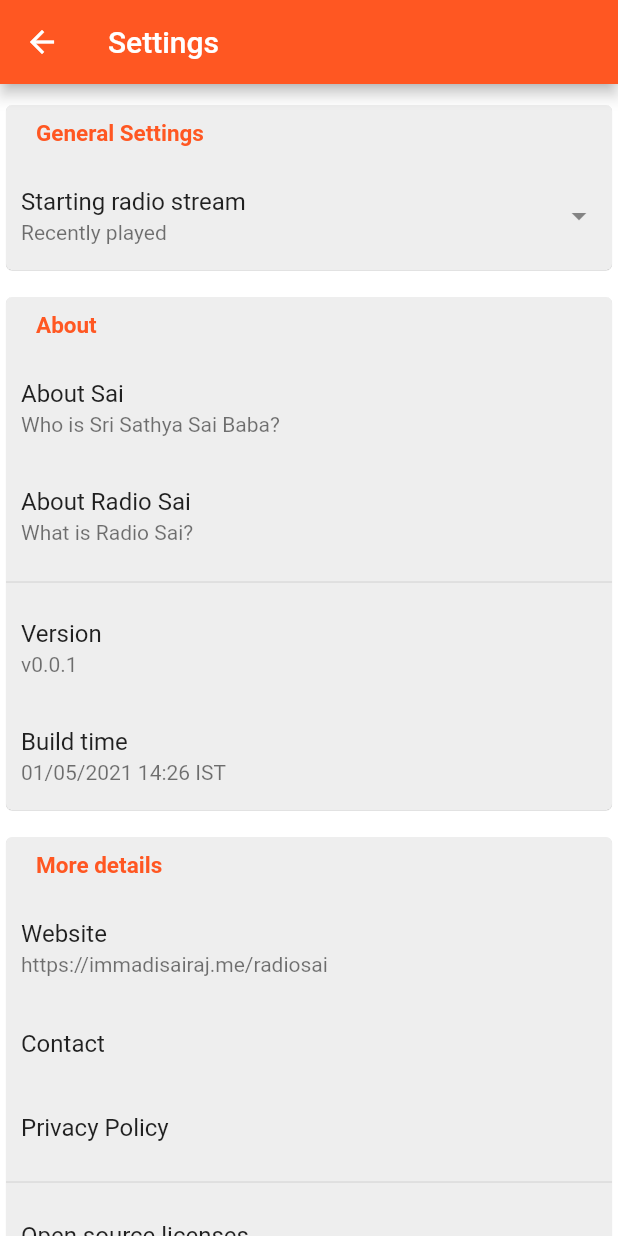
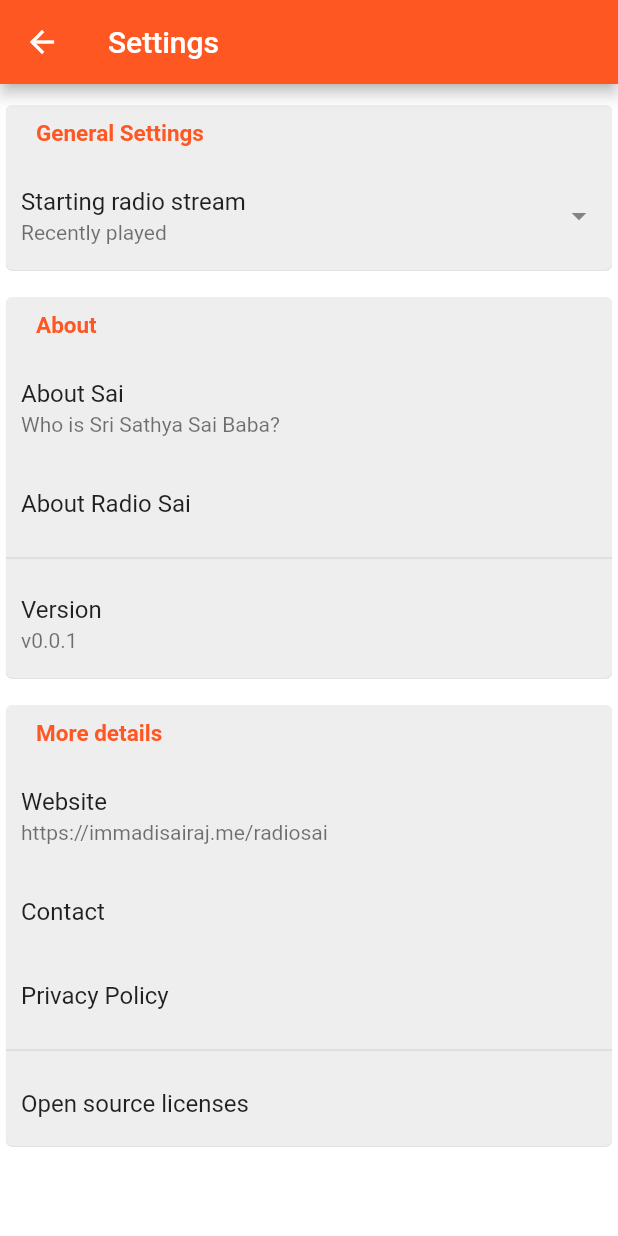
Before and after one commit to immadisairaj/radiosai, a Flutter app: the Settings screen opened directly, after a tap on "About Radio Sai", on a phone screen of 412 x 824 dp. Run offline on Flutter 3.47's test engine with Material 2 defaults, Android fonts, the phone set to English and light mode, and no system bars; our stand-ins replace audio_service, internet_connection_checker, just_audio, package_info, rxdart, shared_preferences and 3 more; missing offline and left inert: flutter_custom_tabs; accounts and stored records are empty; network calls fail; statements that could not run were skipped.

Commit message:
handle radio stream change when playing and more
- update screenshots
- add radio player flow in readme
- remove build time in settings
- change appbar theme brightness
- refactor code

```diff
--- a/lib/audio_service/radio_player_task.dart
+++ b/lib/audio_service/radio_player_task.dart
@@ -49,8 +49,7 @@
     // start playing before loading so that we can stop the player before itself
     _player.play();
     // setting the player source and when loads, it automatically plays
-    await _player
-        .setAudioSource(AudioSource.uri(Uri.parse(params['audioSource'])));
+    await _player.setAudioSource(AudioSource.uri(Uri.parse(mediaItem.id)));
     return super.onStart(params);
   }
 
--- a/lib/constants/constants.dart
+++ b/lib/constants/constants.dart
@@ -5,9 +5,6 @@
       context.dependOnInheritedWidgetOfExactType<MyConstants>();
 
   const MyConstants({Widget child, Key key}) : super(key: key, child: child);
-
-  // TODO: change the build time after every build or get a way
-  final String buldTime = '01/05/2021 14:26 IST';
 
   // The list of radio sai stream sources
   final List<String> radioStreamLink = const [
--- a/lib/main.dart
+++ b/lib/main.dart
@@ -50,6 +50,9 @@
         debugShowCheckedModeBanner: false,
         theme: ThemeData(
           primarySwatch: Colors.deepOrange,
+          appBarTheme: AppBarTheme(
+            brightness: Brightness.dark,
+          ),
         ),
         home: AudioServiceWidget(child: Home()),
       ),
--- a/lib/screens/radio/radio_player.dart
+++ b/lib/screens/radio/radio_player.dart
@@ -87,7 +87,8 @@
     // handle the pause and play button
     _handlePlayingState(widget.isPlaying);
     // handle the stream change when it is changed
-    _handleRadioStreamChange(widget.radioStreamIndex);
+    _handleRadioStreamChange(
+        widget.radioStreamIndex, widget.isPlaying, widget.radioLoadingBloc);
     double height = MediaQuery.of(context).size.height;
     double width = MediaQuery.of(context).size.width;
     bool isBigScreen = (height * 0.1 >= 50); // 3/4 screen
@@ -357,8 +358,8 @@
     AudioService.play();
   }
 
-  void stopRadioService() {
-    AudioService.stop();
+  Future<void> stopRadioService() async {
+    await AudioService.stop();
   }
 
   // handle the player when pause/play button is pressed
@@ -404,11 +405,22 @@
   }
 
   // handle the player when radio stream changes
-  void _handleRadioStreamChange(int radioStreamIndex) {
+  void _handleRadioStreamChange(int radioStreamIndex, bool isPlaying,
+      RadioLoadingBloc loadingStreamBloc) async {
     // if the the index is changed, stop the radio service
     if (_tempRadioStreamIndex != radioStreamIndex) {
       widget.radioLoadingBloc.changeLoadingState.add(false);
-      stopRadioService();
+      // load and play the new stream when the user is playing
+      // stop and play the stream
+      if (isPlaying) {
+        await stopRadioService();
+        loadingStreamBloc.changeLoadingState.add(true);
+        initRadioService(radioStreamIndex);
+      } else {
+        // if the index is changed when user is not playing
+        // then, stop the player
+        await stopRadioService();
+      }
     }
   }
 }
--- a/lib/screens/sai_inspires/sai_inspires.dart
+++ b/lib/screens/sai_inspires/sai_inspires.dart
@@ -49,7 +49,6 @@
     return Scaffold(
       appBar: AppBar(
         title: Text('Sai Inspires'),
-        brightness: Brightness.dark,
         actions: <Widget>[
           IconButton(
             icon: Icon(Icons.copy_outlined),
--- a/lib/screens/settings/settings.dart
+++ b/lib/screens/settings/settings.dart
@@ -1,7 +1,6 @@
 import 'package:flutter/cupertino.dart';
 import 'package:flutter/material.dart';
 import 'package:package_info/package_info.dart';
-import 'package:radiosai/constants/constants.dart';
 import 'package:radiosai/screens/settings/starting_radio_stream.dart';
 import 'package:radiosai/widgets/browser.dart';
 import 'package:radiosai/widgets/settings/settings_section.dart';
@@ -46,7 +45,6 @@
     return Scaffold(
       appBar: AppBar(
         title: Text('Settings'),
-        brightness: Brightness.dark,
       ),
       body: Container(
         color: Colors.white,
@@ -98,7 +96,6 @@
           ListTile(
             contentPadding: _contentPadding,
             title: Text('About Radio Sai'),
-            subtitle: Text('What is Radio Sai?'),
             onTap: () {
               Browser.launchURL(context, 'https://www.radiosai.org');
             },
@@ -108,13 +105,6 @@
             contentPadding: _contentPadding,
             title: Text('Version'),
             subtitle: Text('v${_packageInfo.version}'),
-            onTap: () {},
-          ),
-          ListTile(
-            contentPadding: _contentPadding,
-            title: Text('Build time'),
-            // get from constants
-            subtitle: Text(MyConstants.of(context).buldTime),
             onTap: () {},
           ),
         ],
```
Also changed, not shown: 2 other files.
